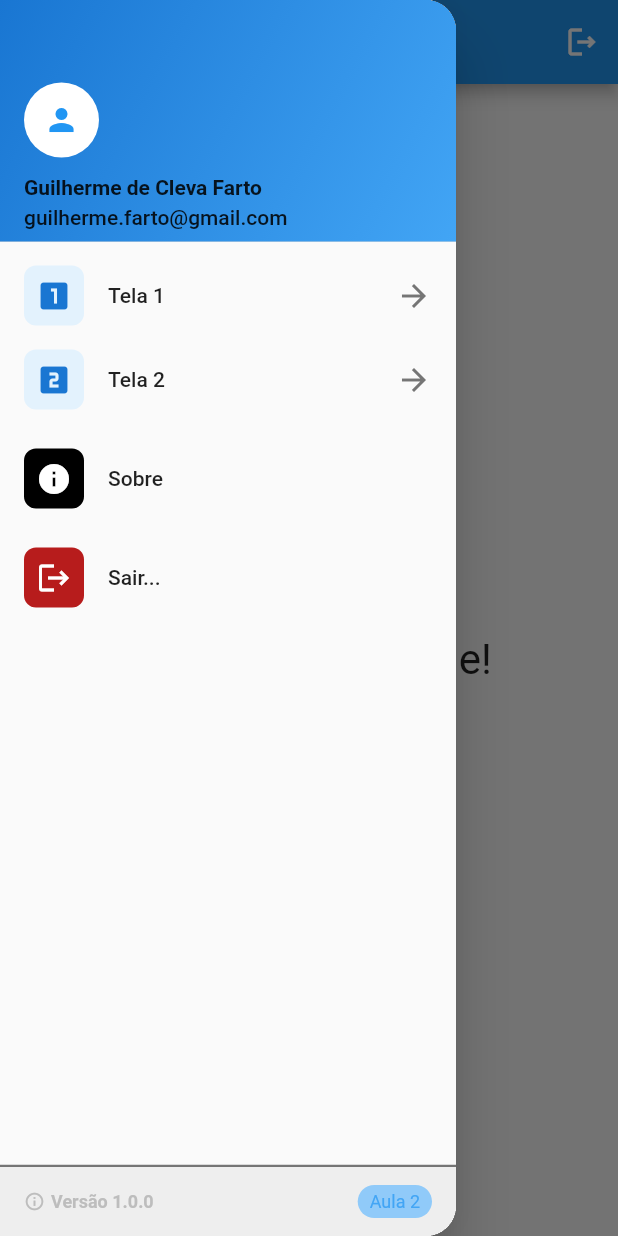
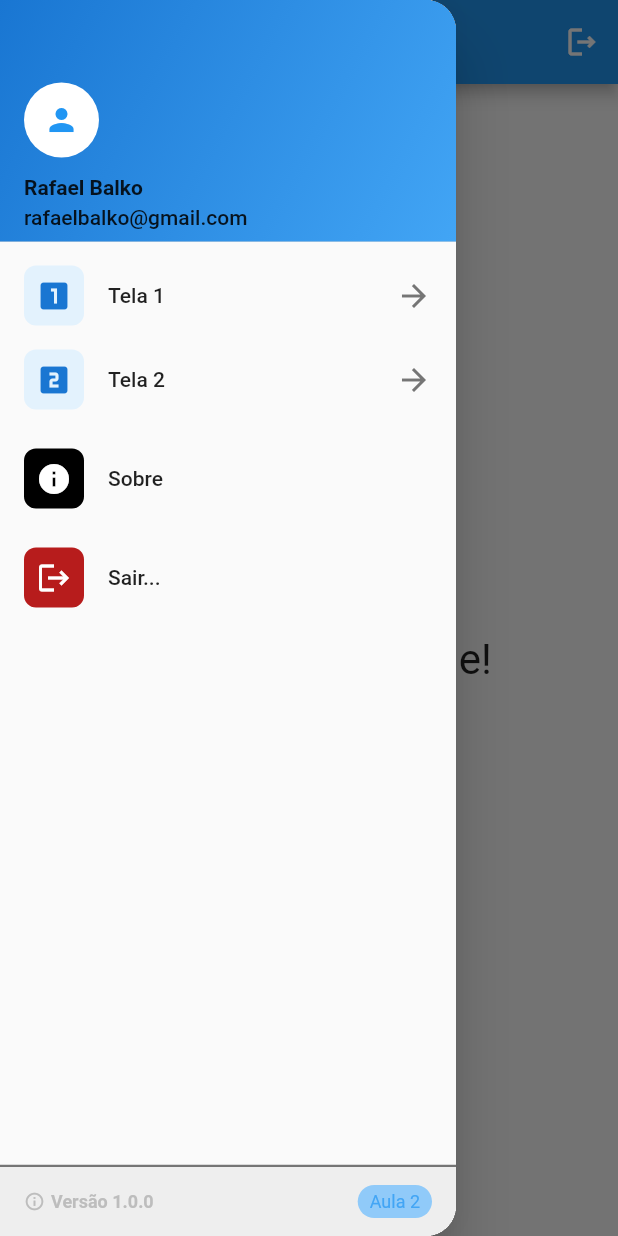
Before and after one commit to rafabalko/project-mobile, a Flutter app: the HomePageWidget screen opened directly, with the side drawer open, on a phone screen of 412 x 824 dp. Run offline on Flutter 3.47's test engine with Material 3 defaults, Android fonts, the phone set to English and light mode, and no system bars; our stand-ins replace shared_preferences; accounts and stored records are empty.

Commit message:
Alteralção das informações do usuario na home page

```diff
--- a/lib/screens/home_page_widget.dart
+++ b/lib/screens/home_page_widget.dart
@@ -76,7 +76,7 @@ class _HomePageWidgetState extends State<HomePageWidget> {
             SizedBox(width: 4),
             Text('Uso do Navigator'),
           ],
-        )
+        ),
       ],
     );
   }
@@ -125,11 +125,11 @@ class _HomePageWidgetState extends State<HomePageWidget> {
                         ),
                         SizedBox(height: 12),
                         Text(
-                          'Guilherme de Cleva Farto',
+                          'Rafael Balko',
                           style: TextStyle(fontWeight: FontWeight.bold),
                         ),
                         SizedBox(height: 4),
-                        Text('guilherme.farto@gmail.com'),
+                        Text('rafaelbalko@gmail.com'),
                       ],
                     ),
                   ),
```
